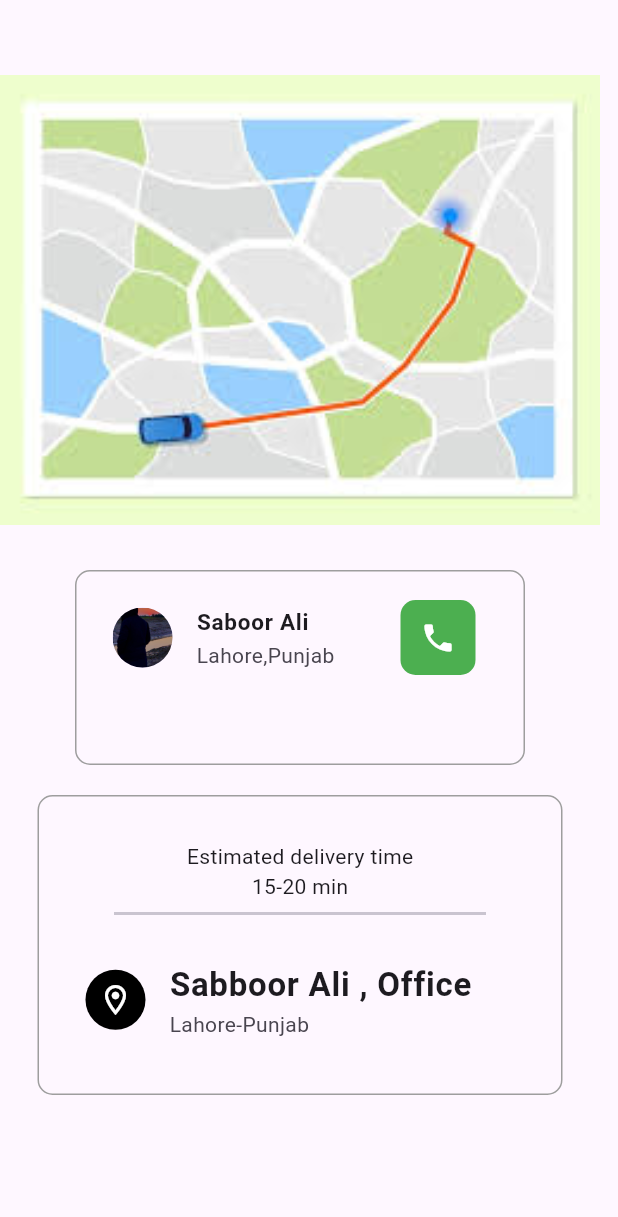
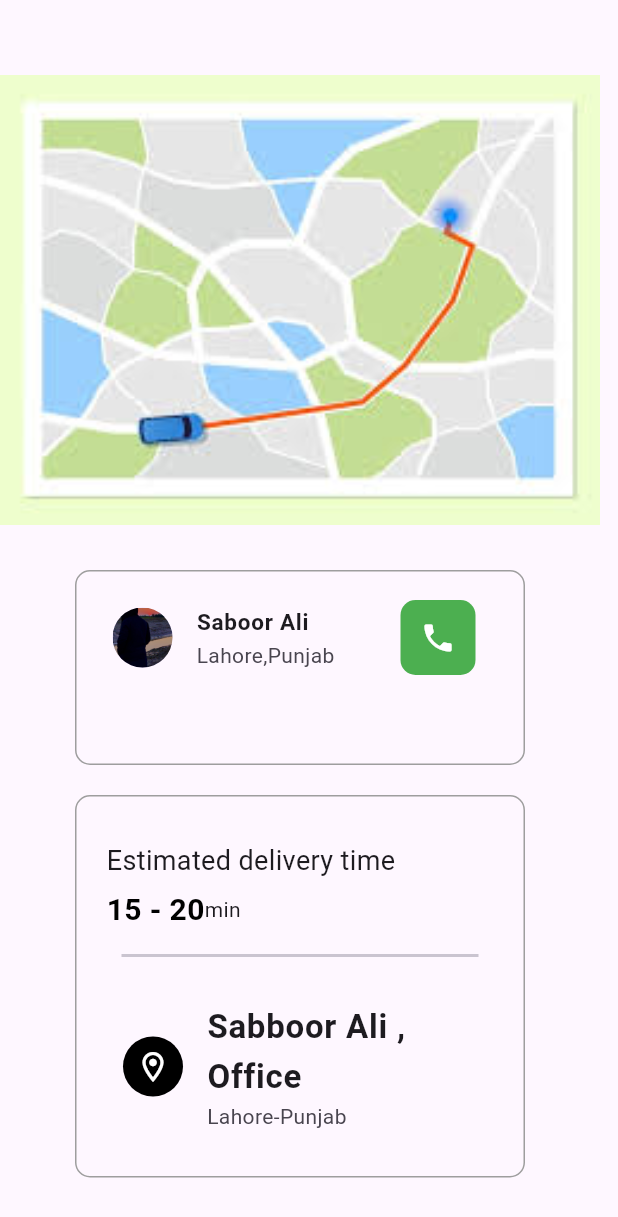
Before and after one commit to Ahmad163563/day02project, a Flutter app: the Page8 screen opened directly, on a phone screen of 412 x 824 dp. Shown: the top 1217 px of the screen. Run offline on Flutter 3.47's test engine with Material 3 defaults, Android fonts, the phone set to English and light mode, and no system bars.

Commit message:
last updates
to set ui for phone

```diff
--- a/lib/view/page8.dart
+++ b/lib/view/page8.dart
@@ -41,8 +41,8 @@ class _Page9State extends State<Page8> {
           ),
           SizedBox(height: 20,),
           Container(
-            height: 200,
-            width: 350,
+            height: 255,
+            width: 300,
             decoration: BoxDecoration(
               borderRadius: BorderRadius.circular(10),
               border: Border.all(color: Colors.grey)//color: Colors.grey[50]
@@ -51,12 +51,25 @@ class _Page9State extends State<Page8> {
               children: [
                 //SizedBox(width: 10),
            SizedBox(height: 30,),
-                Text('Estimated delivery time'),
-                Text('15-20 min'),
+                Row(
+                  children: [
+                    SizedBox(width: 20,),
+                    Text('Estimated delivery time',style: TextStyle(fontSize: 18),),
+                  ],
+                ),
+                SizedBox(height: 5,),
+                Row(
+                  children: [
+                    SizedBox(width: 20,),
+                    Text('15 - 20',style: TextStyle(fontWeight: FontWeight.bold,fontSize: 20,color: Colors.black),),
+                    Text('min')
+                  ],
+                ),
+                SizedBox(height: 8,),
                 Divider(
                   thickness: 2,
-                  endIndent: 50,
-                  indent: 50,
+                  endIndent: 30,
+                  indent: 30,
                 ),
                  Padding(
                    padding: const EdgeInsets.all(15),
```
Also changed, not shown: lib/view/page 6.dart (+5 -11 lines).
